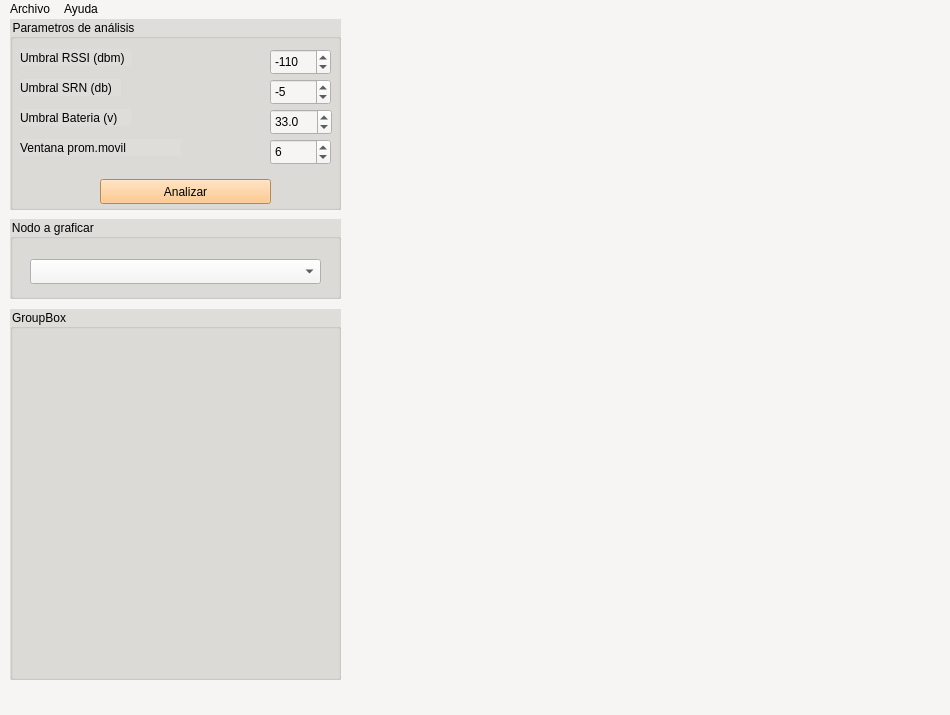
Before: the Qt Designer form ui_sensores_LoRaWan.ui in FrenchiGod/Sensores-_Agricolas_-LoRaWan, drawn with Qt 5.
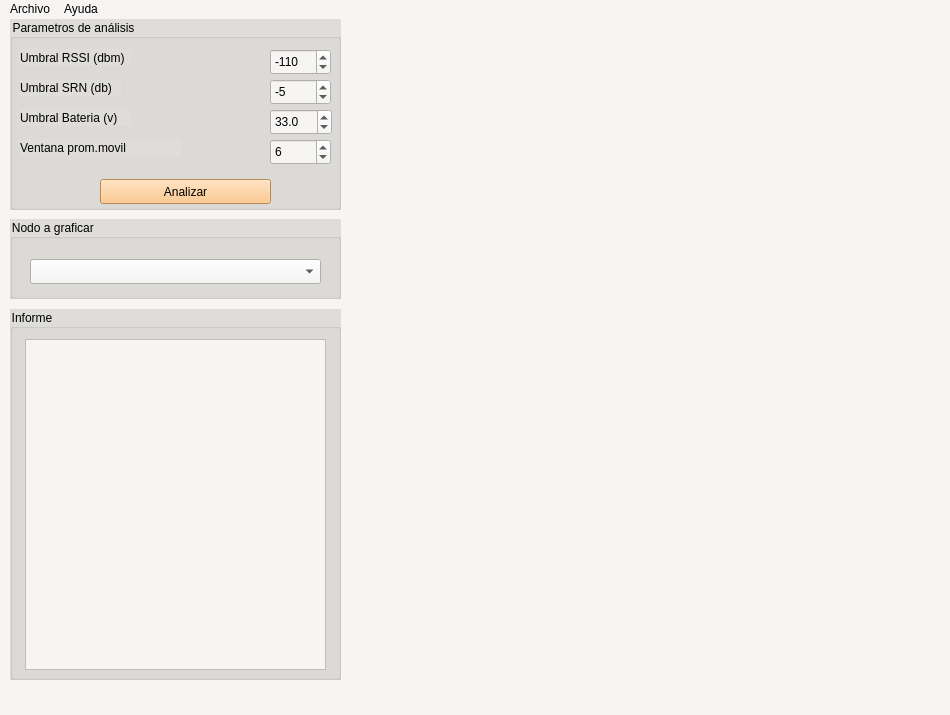
After: the same form once the commit is applied.

Commit message: creacion de la ventana Informe

```diff
--- a/ui_sensores_LoRaWan.ui
+++ b/ui_sensores_LoRaWan.ui
@@ -231,8 +231,21 @@
      <string notr="true">background-color: rgb(222, 221, 218);</string>
     </property>
     <property name="title">
-     <string>GroupBox</string>
+     <string>Informe</string>
     </property>
+    <widget class="QTextBrowser" name="textBrowser">
+     <property name="geometry">
+      <rect>
+       <x>15</x>
+       <y>30</y>
+       <width>301</width>
+       <height>331</height>
+      </rect>
+     </property>
+     <property name="styleSheet">
+      <string notr="true">background-color: rgb(246, 245, 244);</string>
+     </property>
+    </widget>
    </widget>
   </widget>
   <widget class="QMenuBar" name="menuBar">
```
Left out of the diff: 6 changed lines with no effect on the pictures.
